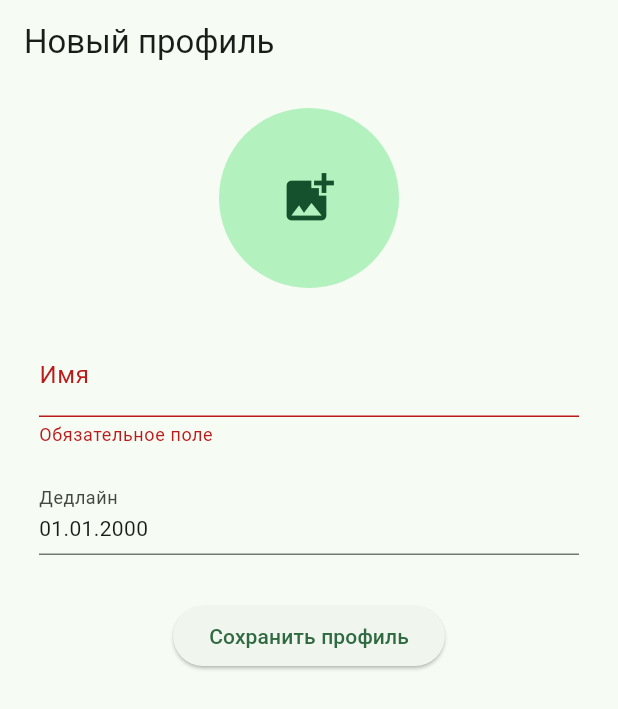
After one commit to filippov112/step-by-step, a Flutter app: the screen it shows after launch, after a tap on "Сохранить профиль", on a phone screen of 412 x 824 dp. The commit adds this screen. Shown: the top 709 px of the screen. Run offline on Flutter 3.47's test engine with Material 3 defaults, Android fonts, the phone set to English and light mode, and no system bars; our stand-ins replace image_picker, sqflite_common_ffi; accounts and stored records are empty.

Commit message:
- Добавил модели профиля и опыта. - Сделал форму создания профиля.

```diff
--- a/lib/data/db.dart
+++ b/lib/data/db.dart
@@ -1,5 +1,7 @@
 import 'dart:io';
+import 'package:life_game/models/exp.dart';
 import 'package:life_game/models/task.dart';
+import 'package:life_game/models/user_profile.dart';
 import 'package:path/path.dart';
 import 'package:sqflite_common_ffi/sqflite_ffi.dart';
 
@@ -25,7 +27,11 @@ class DB {
     db = await openDatabase(await _getDBPath(), version: 1,
       onCreate: (Database db, int version) async {
       // When creating the db, create the table
+      await db.execute('PRAGMA foreign_keys = ON;');
+
+      await db.execute(UserProfileModel.init);
       await db.execute(TaskModel.init);
+      await db.execute(ExpModel.init);
     });
   }
 
--- a/lib/main.dart
+++ b/lib/main.dart
@@ -1,9 +1,13 @@
 import 'package:flutter/material.dart';
 import 'package:life_game/data/db.dart';
-import 'package:life_game/screens/tabs_menu.dart';
+import 'package:life_game/screens/home.dart';
+import 'package:life_game/screens/profile/create/create_profile_screen.dart';
+import 'package:life_game/services/state_service.dart';
 
 Future main() async {
   await DB.initDb();
+  await StateService.initState();
+
   runApp(const MyApp());
 }
 
@@ -17,7 +21,7 @@ class MyApp extends StatelessWidget {
       theme: ThemeData(
         colorScheme: .fromSeed(seedColor: const Color.fromARGB(255, 9, 151, 80)),
       ),
-      home: const TabsMenu(),
+      home: StateService.profile == null ? CreateProfileScreen() : Home(),
     );
   }
 }
--- /dev/null
+++ b/lib/models/user_profile.dart
@@ -0,0 +1,82 @@
+import 'package:life_game/data/db.dart';
+import 'package:sqflite_common_ffi/sqflite_ffi.dart';
+
+class UserProfileModel {
+  static const tn = "profiles";
+  static const cId = "_id";
+  static const cName = "_name";
+  static const cIcon = "_icon";
+  static const dBirth = "_dbirth";
+
+  static const init = '''CREATE TABLE $tn (
+          $cId INTEGER PRIMARY KEY AUTOINCREMENT,
+          $cName TEXT NOT NULL,
+          $cIcon TEXT,
+          $dBirth DATETIME
+        )''';
+
+  int? id;
+  String name = "";
+  String? icon;
+  DateTime dateBirth = DateTime(2000);
+
+  UserProfileModel({this.name = "", this.icon, required this.dateBirth});
+
+  Map<String, Object?> toMap() {
+    var map = <String, Object?>{
+      cName: name,
+      cIcon: icon ?? "",
+      dBirth: dateBirth.millisecondsSinceEpoch
+    };
+    if (id != null) {
+      map[cId] = id;
+    }
+    return map;
+  }
+
+  UserProfileModel.fromMap(Map map) {
+    id = map[cId];
+    name = map[cName];
+    icon = map[cIcon];
+    dateBirth = DateTime.fromMillisecondsSinceEpoch(map[dBirth]);
+  }
+}
+
+
+class UserProfileProvider {
+  Database db = DB.db!;
+
+  Future<UserProfileModel> insert(UserProfileModel tsk) async {
+    tsk.id = await db.insert(UserProfileModel.tn, tsk.toMap());
+    return tsk;
+  }
+
+  Future<List<int>> insertBatch(Iterable<UserProfileModel> models) async {
+    List<int> res = [];
+    await db.transaction((txn) async {
+      for (UserProfileModel m in models) {
+        res.add(
+          await txn.insert(UserProfileModel.tn, m.toMap()));
+      }
+
+    });
+    return res;
+  }
+
+  Future<UserProfileModel?> get() async {
+    List<Map> maps = await db.query(UserProfileModel.tn);
+    if (maps.isNotEmpty) {
+      return UserProfileModel.fromMap(maps.first as Map<String,Object?>);
+    }
+    return null;
+  }
+
+  Future<int?> delete(int id) async {
+    return await db.delete(UserProfileModel.tn, where: '${UserProfileModel.cId} = ?', whereArgs: [id]);
+  }
+
+  Future<int?> update(UserProfileModel tsk) async {
+    return await db.update(UserProfileModel.tn, tsk.toMap(),
+        where: '${UserProfileModel.cId} = ?', whereArgs: [tsk.id]);
+  }
+}
--- /dev/null
+++ b/lib/screens/profile/create/create_profile_screen.dart
@@ -0,0 +1,181 @@
+import 'package:flutter/material.dart';
+import 'package:image_picker/image_picker.dart';
+import 'package:intl/intl.dart';
+import 'package:life_game/models/user_profile.dart';
+import 'package:life_game/screens/home.dart';
+import 'package:life_game/screens/profile/create/create_profile_vm.dart';
+import 'dart:io';
+
+import 'package:life_game/services/file_storage_service.dart';
+import 'package:life_game/services/state_service.dart';
+
+class CreateProfileScreen extends StatefulWidget {
+  const CreateProfileScreen({super.key});
+  @override
+  State<CreateProfileScreen> createState() => _CreateProfileScreenState();
+}
+
+class _CreateProfileScreenState extends State<CreateProfileScreen> {
+  CreateProfileVM? vm;
+  _CreateProfileScreenState() {
+    vm = CreateProfileVM();
+  }
+  final formKey = GlobalKey<FormState>();
+  bool _saving = false;
+
+  String _name = "";
+  File? _selectedImage;
+  String? _savedAvatarPath;
+  final _fileStorage = FileStorageService();
+  DateTime _dateBirth = DateTime(2000);
+
+
+  Future<DateTime> _selectDateBirth() async {
+    // 1. Выбор даты
+    final date = await showDatePicker(
+      context: context,
+      initialDate: _dateBirth,
+      firstDate: DateTime(1900),
+      lastDate: DateTime(2026),
+    );
+    if (date == null || !mounted) {
+      return _dateBirth;
+    }
+    setState(() {
+      _dateBirth = DateTime(
+        date.year,
+        date.month,
+        date.day,
+      );
+    });
+    return _dateBirth;
+  }
+
+  Future<void> _saveProfile() async {
+    final form = formKey.currentState;
+    if (form != null && form.validate()) {
+
+      setState(() => _saving = true);
+      form.save();
+
+      try {
+        String? finalAvatarPath;
+
+        if (_selectedImage != null) {
+          if (_savedAvatarPath != null) {
+            await _fileStorage.deleteOldAvatar(_savedAvatarPath);
+          }
+          finalAvatarPath = await _fileStorage.saveAvatar(_selectedImage!);
+        } else {
+          finalAvatarPath = _savedAvatarPath;
+        }
+
+        final profile = UserProfileModel(
+          name: _name,
+          icon: finalAvatarPath,
+          dateBirth: _dateBirth
+        );
+        await vm!.saveProfile(profile);
+        StateService.initState();
+        if (!mounted) return;
+        Navigator.pushReplacement(context, MaterialPageRoute(builder: (_) => const Home()));
+      }
+      catch (e) {
+        if (!mounted) return;
+        ScaffoldMessenger.of(context).showSnackBar(
+          SnackBar(
+            content: Text('Ошибка: $e'),
+            backgroundColor: Colors.red,
+          ),
+        );
+      } finally {
+        if (mounted) setState(() => _saving = false);
+      }
+    }
+  }
+
+  Future<void> _pickImage() async {
+    final picker = ImagePicker();
+    final pickedFile = await picker.pickImage(
+      source: ImageSource.gallery,
+      maxWidth: 500, // Оптимизация размера
+      maxHeight: 500,
+      imageQuality: 85,
+    );
+
+    if (pickedFile != null) {
+      setState(() {
+        _selectedImage = File(pickedFile.path);
+      });
+    }
+  }
+
+
+  @override
+  Widget build(BuildContext context) {
+    return Scaffold(
+      appBar: AppBar(title: const Text('Новый профиль')),
+      body: Padding(
+        padding: const EdgeInsets.all(16.0),
+        child: Form(
+          key: formKey,
+          child: Column(
+            children: [
+              // Виджет для выбора аватара
+              GestureDetector(
+                onTap: _pickImage,
+                child: CircleAvatar(
+                  radius: 60,
+                  backgroundImage: _selectedImage != null
+                      ? FileImage(_selectedImage!)
+                      : (_savedAvatarPath != null
+                          ? FileImage(File(_savedAvatarPath!))
+                          : null),
+                  child: (_selectedImage == null && _savedAvatarPath == null)
+                      ? const Icon(Icons.add_photo_alternate, size: 40)
+                      : null,
+                ),
+              ),
+              const SizedBox(height: 20),
+
+              // Поле ввода имени
+              Padding(
+                padding: const EdgeInsets.all(10.0),
+                child: TextFormField(
+                  onSaved: (val) => _name = val ?? "",
+                  decoration: InputDecoration(labelText: "Имя"),
+                  validator: (value) {
+                    if (value == null || value.isEmpty) return 'Обязательное поле';
+                    if (value.length < 3) return 'Минимум 3 символа';
+                    return null; // ошибки нет
+                  },
+                ),
+              ),
+
+              Padding(
+                  padding: const EdgeInsets.all(10.0),
+                  child: InkWell(
+                    onTap: _selectDateBirth,
+                    child: InputDecorator(
+                      decoration: InputDecoration(labelText: 'Дедлайн'),
+                      child: Text(DateFormat("dd.MM.yyyy").format(_dateBirth)),
+                    ),
+                  )
+                ),
+
+              const SizedBox(height: 20),
+
+              // Кнопка сохранения
+              ElevatedButton(
+                onPressed: _saving ? null : _saveProfile,
+                child: _saving
+                    ? const CircularProgressIndicator()
+                    : const Text('Сохранить профиль'),
+              ),
+            ],
+          ),
+        )
+      ),
+    );
+  }
+}
--- /dev/null
+++ b/lib/screens/profile/create/create_profile_vm.dart
@@ -0,0 +1,12 @@
+import 'package:flutter/material.dart';
+import 'package:life_game/models/user_profile.dart';
+
+class CreateProfileVM extends ChangeNotifier {
+  late UserProfileProvider provider = UserProfileProvider();
+
+  CreateProfileVM();
+
+  Future saveProfile(UserProfileModel newProfile) async {
+    await provider.insert(newProfile);
+  }
+}
--- /dev/null
+++ b/lib/services/state_service.dart
@@ -0,0 +1,12 @@
+import 'package:life_game/models/user_profile.dart';
+
+class StateService {
+  static UserProfileModel? profile;
+
+  static final UserProfileProvider _userProvider = UserProfileProvider();
+
+  static Future initState() async {
+    profile = await _userProvider.get();
+    if (profile == null) return;
+  }
+}
--- a/pubspec.yaml
+++ b/pubspec.yaml
@@ -38,7 +38,10 @@ dependencies:
   path: ^1.9.1
   sqflite_common_ffi: ^2.4.2
   sqflite_common_ffi_web: ^1.1.2
+  uuid: ^4.3.3
   intl: ^0.20.3
+  image_picker: ^1.0.7
+  path_provider: ^2.1.2
 
 dev_dependencies:
   flutter_test:
```
Also changed, not shown: lib/models/exp.dart (added, +171 -0 lines), lib/models/task.dart (+41 -21 lines), lib/screens/home.dart (renamed from lib/screens/tabs_menu.dart, +15 -11 lines), lib/screens/tasks/create/create_task_screen.dart (renamed from lib/screens/tasks/create/create_task.dart, +16 -17 lines), lib/screens/tasks/create/create_task_vm.dart (added, +12 -0 lines), lib/screens/tasks/list/task_list_screen.dart (renamed from lib/screens/tasks/tasks_screen.dart, +12 -10 lines), lib/screens/tasks/list/task_list_vm.dart (renamed from lib/services/tasks_controller.dart, +3 -10 lines), lib/services/file_storage_service.dart (added, +43 -0 lines), lib/screens/tasks/list/widgets/task_tile.dart (renamed from lib/screens/tasks/widgets/task_tile.dart), pubspec.lock, 7 other files.
